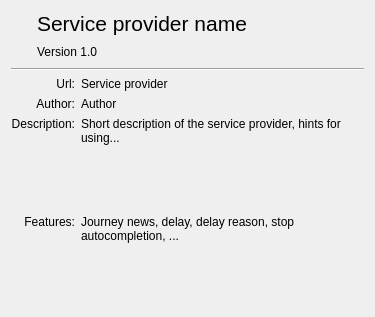
This is applet/accessorInfo.ui in KDE/publictransport as Qt 5 draws it before an edit. The edited form follows.
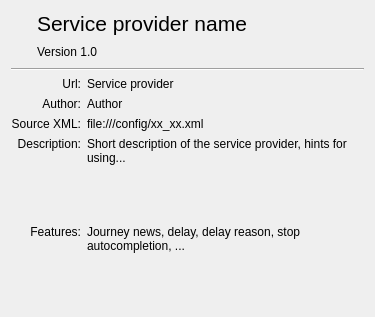
This is the edited form. Custom widgets are drawn as their Qt base class.

Commit message: XML accessors can now be generated from XML files (accessor info xmls). Improved the config dialog. Added support for austria, slovakia, flight departures (flightstats.com). New vehicle types: Ferry, plane, metro, trolleybus. Added APIDOX documentation. Many fixes.

```diff
--- a/applet/accessorInfo.ui
+++ b/applet/accessorInfo.ui
@@ -66,23 +66,7 @@
      </property>
     </widget>
    </item>
-   <item row="5" column="2">
-    <widget class="QLabel" name="author">
-     <property name="sizePolicy">
-      <sizepolicy hsizetype="Expanding" vsizetype="Preferred">
-       <horstretch>0</horstretch>
-       <verstretch>0</verstretch>
-      </sizepolicy>
-     </property>
-     <property name="text">
-      <string>Author</string>
-     </property>
-     <property name="openExternalLinks">
-      <bool>true</bool>
-     </property>
-    </widget>
-   </item>
-   <item row="6" column="2">
+   <item row="8" column="2">
     <widget class="QLabel" name="description">
      <property name="sizePolicy">
       <sizepolicy hsizetype="Expanding" vsizetype="Expanding">
@@ -101,7 +85,7 @@
      </property>
     </widget>
    </item>
-   <item row="7" column="2">
+   <item row="9" column="2">
     <widget class="QLabel" name="features">
      <property name="sizePolicy">
       <sizepolicy hsizetype="Expanding" vsizetype="Expanding">
@@ -130,7 +114,7 @@
      </property>
     </widget>
    </item>
-   <item row="5" column="0" colspan="2">
+   <item row="6" column="0" colspan="2">
     <widget class="QLabel" name="lblAuthor">
      <property name="text">
       <string>Author:</string>
@@ -140,7 +124,7 @@
      </property>
     </widget>
    </item>
-   <item row="6" column="0" colspan="2">
+   <item row="8" column="0" colspan="2">
     <widget class="QLabel" name="lblDescription">
      <property name="text">
       <string>Description:</string>
@@ -150,7 +134,7 @@
      </property>
     </widget>
    </item>
-   <item row="7" column="0" colspan="2">
+   <item row="9" column="0" colspan="2">
     <widget class="QLabel" name="lblFeatures">
      <property name="text">
       <string>Features:</string>
@@ -185,6 +169,51 @@
      </property>
     </widget>
    </item>
+   <item row="6" column="2">
+    <widget class="QLabel" name="author">
+     <property name="sizePolicy">
+      <sizepolicy hsizetype="Expanding" vsizetype="Preferred">
+       <horstretch>0</horstretch>
+       <verstretch>0</verstretch>
+      </sizepolicy>
+     </property>
+     <property name="text">
+      <string>Author</string>
+     </property>
+     <property name="openExternalLinks">
+      <bool>true</bool>
+     </property>
+    </widget>
+   </item>
+   <item row="7" column="2">
+    <widget class="KUrlLabel" name="fileName">
+     <property name="sizePolicy">
+      <sizepolicy hsizetype="Expanding" vsizetype="Preferred">
+       <horstretch>0</horstretch>
+       <verstretch>0</verstretch>
+      </sizepolicy>
+     </property>
+     <property name="text">
+      <string>file:///config/xx_xx.xml</string>
+     </property>
+     <property name="openExternalLinks">
+      <bool>true</bool>
+     </property>
+     <property name="useCursor">
+      <bool>false</bool>
+     </property>
+    </widget>
+   </item>
+   <item row="7" column="0" colspan="2">
+    <widget class="QLabel" name="lblUrl_2">
+     <property name="text">
+      <string>Source XML:</string>
+     </property>
+     <property name="alignment">
+      <set>Qt::AlignRight|Qt::AlignTrailing|Qt::AlignVCenter</set>
+     </property>
+    </widget>
+   </item>
   </layout>
  </widget>
  <customwidgets>
```
The commit also changes 33 other files.
